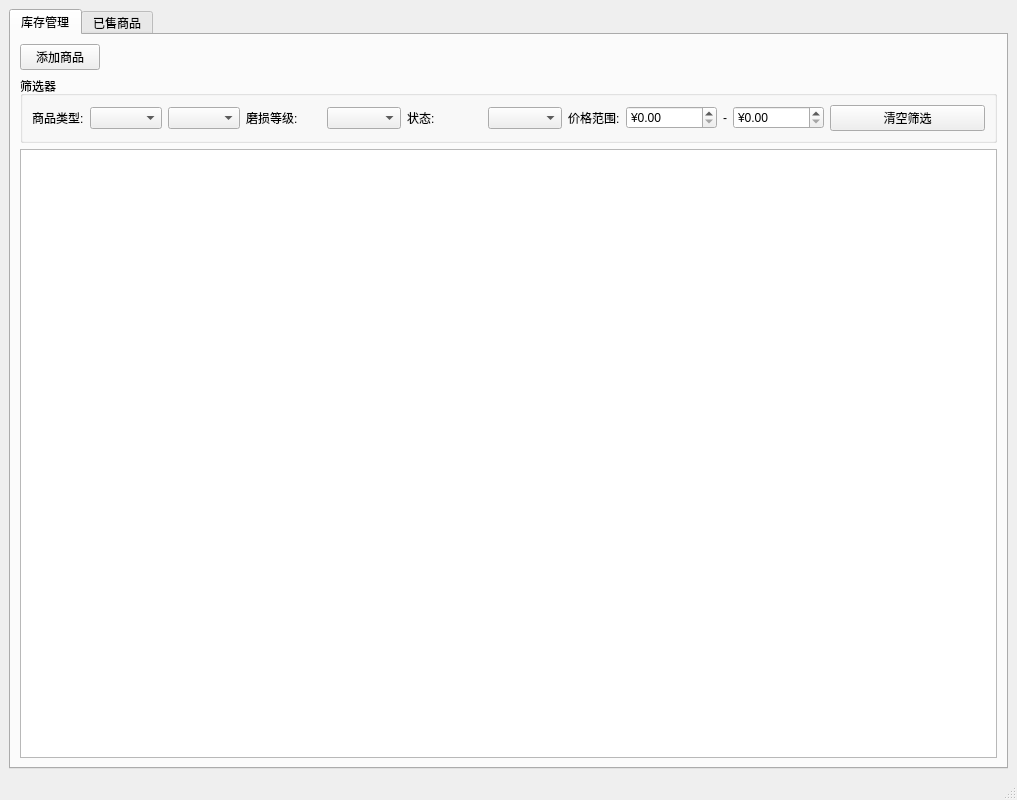
Before: the Qt Designer form views/ui/main_window.ui in ZYitao/CS2, drawn with Qt 5.
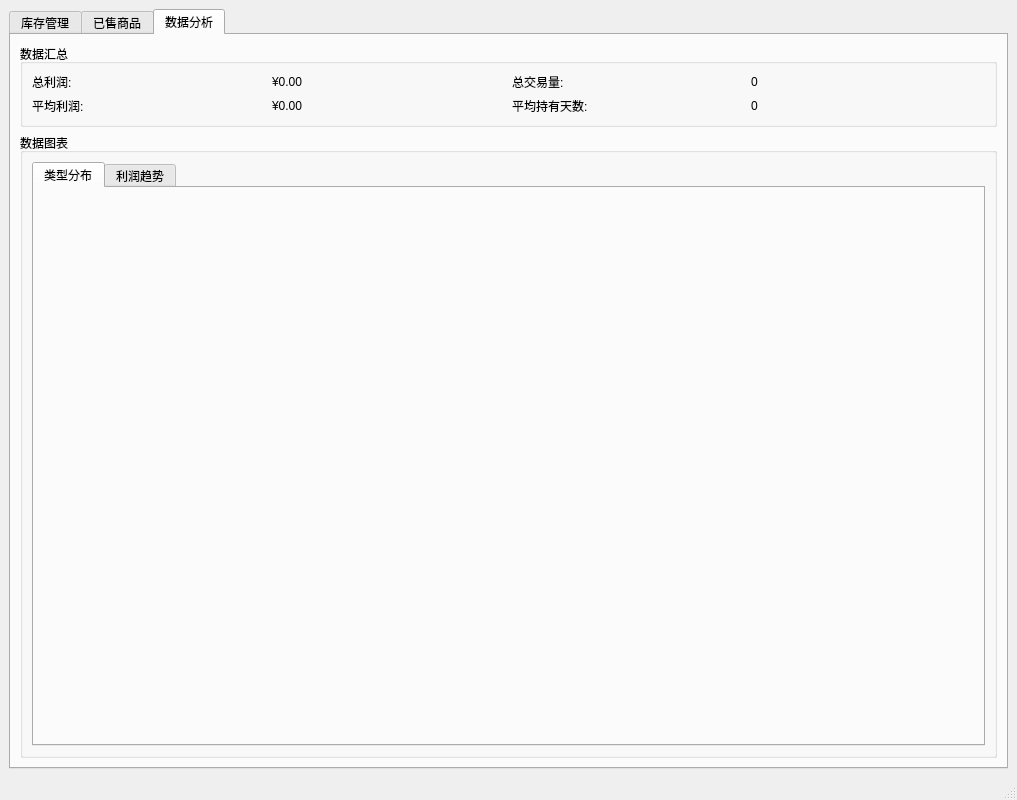
After: the same form once the commit is applied. The open tabs and pages were chosen to show the change.

Commit message: 数据可视化

```diff
--- a/views/ui/main_window.ui
+++ b/views/ui/main_window.ui
@@ -163,6 +163,106 @@
         </item>
        </layout>
       </widget>
+      <widget class="QWidget" name="tab_analysis">
+       <attribute name="title">
+        <string>数据分析</string>
+       </attribute>
+       <layout class="QVBoxLayout" name="verticalLayout_4">
+        <item>
+         <widget class="QGroupBox" name="groupBox_summary">
+          <property name="title">
+           <string>数据汇总</string>
+          </property>
+          <layout class="QGridLayout" name="gridLayout">
+           <item row="0" column="0">
+            <widget class="QLabel" name="label_total_profit_title">
+             <property name="text">
+              <string>总利润:</string>
+             </property>
+            </widget>
+           </item>
+           <item row="0" column="1">
+            <widget class="QLabel" name="label_total_profit">
+             <property name="text">
+              <string>¥0.00</string>
+             </property>
+            </widget>
+           </item>
+           <item row="0" column="2">
+            <widget class="QLabel" name="label_total_items_title">
+             <property name="text">
+              <string>总交易量:</string>
+             </property>
+            </widget>
+           </item>
+           <item row="0" column="3">
+            <widget class="QLabel" name="label_total_items">
+             <property name="text">
+              <string>0</string>
+             </property>
+            </widget>
+           </item>
+           <item row="1" column="0">
+            <widget class="QLabel" name="label_avg_profit_title">
+             <property name="text">
+              <string>平均利润:</string>
+             </property>
+            </widget>
+           </item>
+           <item row="1" column="1">
+            <widget class="QLabel" name="label_avg_profit">
+             <property name="text">
+              <string>¥0.00</string>
+             </property>
+            </widget>
+           </item>
+           <item row="1" column="2">
+            <widget class="QLabel" name="label_avg_days_title">
+             <property name="text">
+              <string>平均持有天数:</string>
+             </property>
+            </widget>
+           </item>
+           <item row="1" column="3">
+            <widget class="QLabel" name="label_avg_days">
+             <property name="text">
+              <string>0</string>
+             </property>
+            </widget>
+           </item>
+          </layout>
+         </widget>
+        </item>
+        <item>
+         <widget class="QGroupBox" name="groupBox_charts">
+          <property name="title">
+           <string>数据图表</string>
+          </property>
+          <layout class="QHBoxLayout" name="horizontalLayout_3">
+           <item>
+            <widget class="QTabWidget" name="chart_tabs">
+             <property name="currentIndex">
+              <number>0</number>
+             </property>
+             <widget class="QWidget" name="tab_profit_by_type">
+              <attribute name="title">
+               <string>类型分布</string>
+              </attribute>
+              <layout class="QVBoxLayout" name="layout_profit_by_type"/>
+             </widget>
+             <widget class="QWidget" name="tab_profit_trend">
+              <attribute name="title">
+               <string>利润趋势</string>
+              </attribute>
+              <layout class="QVBoxLayout" name="layout_profit_trend"/>
+             </widget>
+            </widget>
+           </item>
+          </layout>
+         </widget>
+        </item>
+       </layout>
+      </widget>
      </widget>
     </item>
    </layout>
```
The commit also changes 4 other files.
